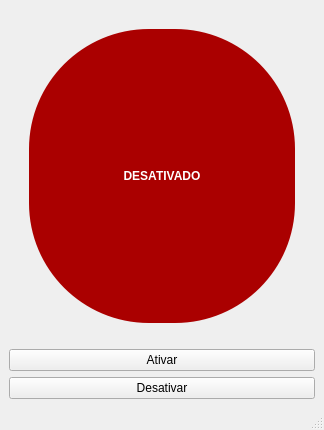
kaetaen/waves-qt-legacy, file mainwindow.ui: the form before one commit.
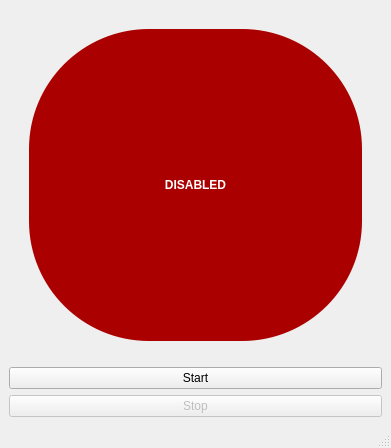
The form after the commit.

```diff
--- a/mainwindow.ui
+++ b/mainwindow.ui
@@ -6,8 +6,8 @@
    <rect>
     <x>0</x>
     <y>0</y>
-    <width>324</width>
-    <height>430</height>
+    <width>391</width>
+    <height>448</height>
    </rect>
   </property>
   <property name="windowTitle">
@@ -21,7 +21,7 @@
        <string notr="true">border-radius: 120;margin: 20px;background-color:rgb(170, 0, 0) ;color: rgb(255, 255, 255);text-align:center;font-weight: bold;</string>
       </property>
       <property name="text">
-       <string>DESATIVADO</string>
+       <string>DISABLED</string>
       </property>
       <property name="alignment">
        <set>Qt::AlignCenter</set>
@@ -31,14 +31,17 @@
     <item>
      <widget class="QPushButton" name="pushButton_2">
       <property name="text">
-       <string>Ativar</string>
+       <string>Start</string>
       </property>
      </widget>
     </item>
     <item>
-     <widget class="QPushButton" name="pushButton">
+     <widget class="QPushButton" name="stopBtn">
+      <property name="enabled">
+       <bool>false</bool>
+      </property>
       <property name="text">
-       <string>Desativar</string>
+       <string>Stop</string>
       </property>
      </widget>
     </item>
```
Left out of the diff: 6 changed lines with no effect on the pictures.
